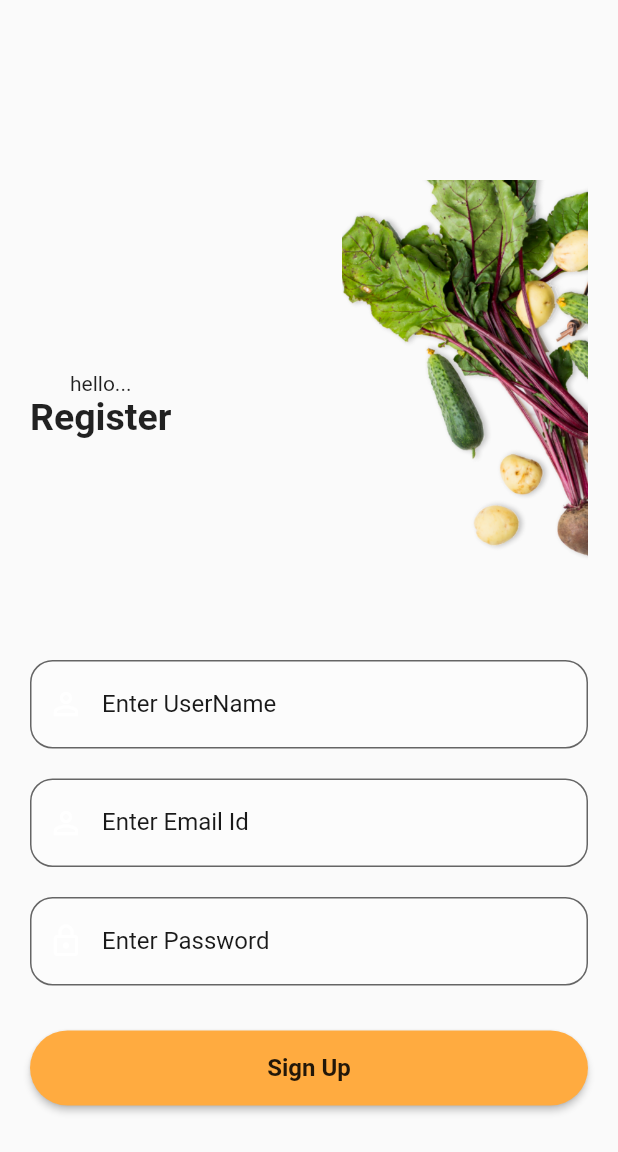
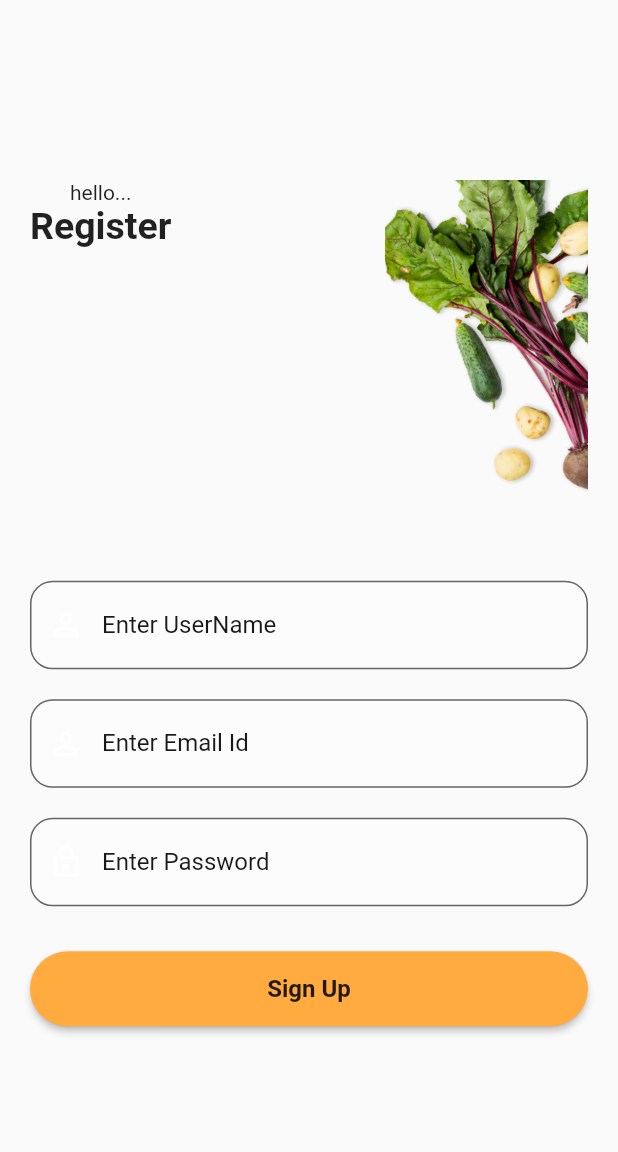
Before and after one commit to artur121255/CureAlife-dev, a Flutter app: the SignUpScreen screen opened directly, on a phone screen of 412 x 824 dp. Shown: the top 1152 px of the screen. Run offline on Flutter 3.47's test engine with Material 2 defaults, Android fonts, the phone set to English and light mode, and no system bars; our stand-ins replace firebase_auth, firebase_core, shared_preferences, smooth_page_indicator; accounts and stored records are empty.

Commit message:
responsive starter

```diff
--- a/lib/reusable_widgets/reusable_widget.dart
+++ b/lib/reusable_widgets/reusable_widget.dart
@@ -22,6 +22,7 @@ TextField reusableTextField(String text, IconData icon, bool isPasswordType,
       prefixIcon: Icon(
         icon,
         color: Colors.white,
+
       ),
       labelText: text,
       labelStyle: TextStyle(color: Colors.black.withOpacity(0.9)),
--- a/lib/screens/signup_screen.dart
+++ b/lib/screens/signup_screen.dart
@@ -42,10 +42,12 @@ class _SignUpScreenState extends State<SignUpScreen> {
                     child: Column(
                       children: <Widget>[
                         Container(
+                          height:MediaQuery.of(context).size.height*0.3,
                           child: Row(
                             mainAxisAlignment: MainAxisAlignment.spaceBetween,
                             children: [
-                              Column(
+                              Container(
+                                child: Column(
                                   children: [
                                     Text('hello...'),
                                     Text(
@@ -55,8 +57,9 @@ class _SignUpScreenState extends State<SignUpScreen> {
                                         'Register'),
                                   ],
                                 ),
+                              ),
                               Container(
-                                height: 300,
+                                height: MediaQuery.of(context).size.height*0.4,
                                 child: Stack(
                                   children: [
                                     Positioned(
```
Also changed, not shown: lib/pages/Starter.dart (+13 -2 lines). Lines whose indentation alone changed are shown as unchanged.
